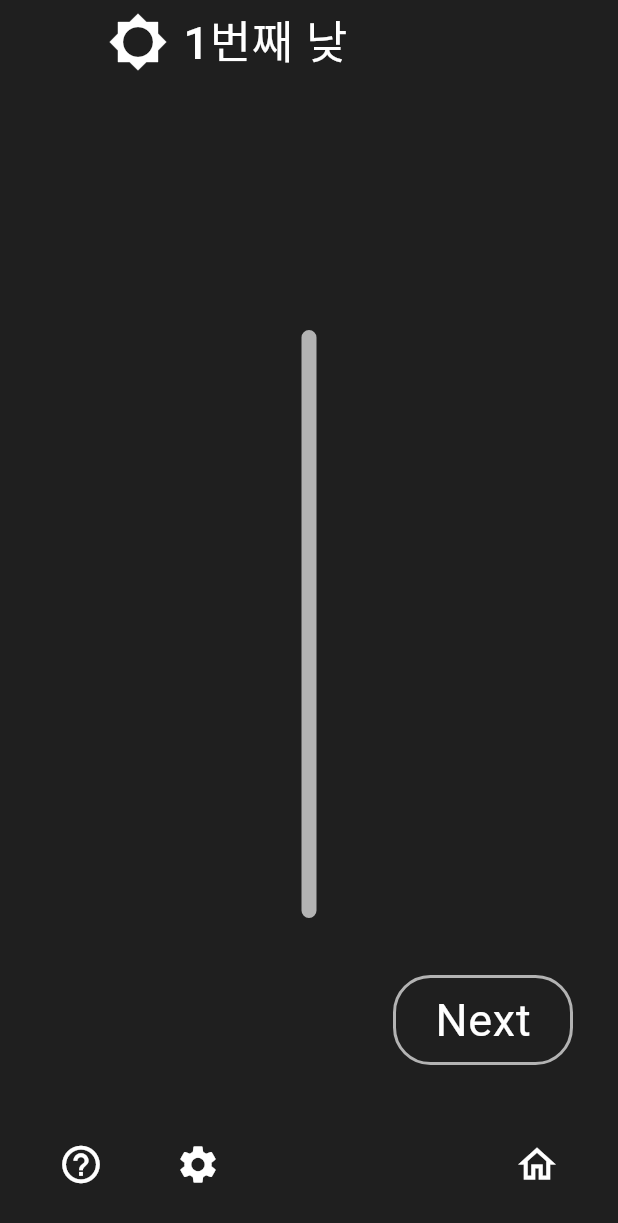
After one commit to HunterYim/MafiaGame_flutter, a Flutter app: the DayTimeScreen screen opened directly, on a phone screen of 412 x 824 dp. The commit adds this screen. Shown: the top 1223 px of the screen. Run offline on Flutter 3.47's test engine with Material 3 defaults, Android fonts, the phone set to English and light mode, and no system bars; our stand-ins replace font_awesome_flutter, google_fonts.

Commit message:
밤, 낮 스크린 생성, 구현 시작 / 일부 직업 아이콘 수정

```diff
--- a/lib/memo.txt
+++ b/lib/memo.txt
@@ -6,6 +6,8 @@
     (3) 음성을 활용해 직업 확인, 능력 사용 등 순서 확인: '레지스탕스 아발론' 녹음 영상
 
     (4) 게임 진행에 대한 내용 확인 필요
+
+    (5) 게임 내용 소개나 설명 중요함, 카카오톡 공유 등으로 설명 이미지 파일 공유?
 
 
 2. 구현해야하는 기능
--- a/lib/models/spy_team_player.dart
+++ b/lib/models/spy_team_player.dart
@@ -1,11 +1,14 @@
+import 'package:flutter/material.dart';
 import 'package:mafiagame/models/game_player.dart';
 
 class SpyTeamPlayer extends GamePlayer {
   SpyTeamPlayer({
     required super.name,
     required super.job,
+    required super.jobIcon,
     super.isSpyTeam = true,
     super.team = '간첩 팀',
+    required super.abilityText,
   });
 }
 
@@ -13,5 +16,7 @@ class Spy extends SpyTeamPlayer {
   Spy({
     required super.name,
     super.job = '간첩',
+    super.abilityText = '포섭할 대상을 선택하세요',
+    super.jobIcon = Icons.import_contacts,
   });
 }
--- /dev/null
+++ b/lib/screens/day_time_screen.dart
@@ -0,0 +1,174 @@
+import 'package:flutter/material.dart';
+import 'package:mafiagame/screens/home_screen.dart';
+import 'package:mafiagame/widget/home_button_widget.dart';
+import 'package:mafiagame/widget/setting_bar_widget.dart';
+
+class DayTimeScreen extends StatefulWidget {
+  const DayTimeScreen({
+    super.key,
+  });
+
+  @override
+  State<DayTimeScreen> createState() => _DayScreenState();
+}
+
+class _DayScreenState extends State<DayTimeScreen> {
+  int day = 1;
+
+  late String playerTeam;
+  Map<String, dynamic> playerInstances = {};
+
+  @override
+  void initState() {
+    super.initState();
+  }
+
+  @override
+  Widget build(BuildContext context) {
+    return PopScope(
+      canPop: true,
+      child: Scaffold(
+        backgroundColor: Theme.of(context).scaffoldBackgroundColor,
+        appBar: AppBar(
+          foregroundColor: Theme.of(context).textTheme.headlineLarge!.color,
+          backgroundColor: Theme.of(context).scaffoldBackgroundColor,
+          leading: Container(),
+          title: Row(
+            children: [
+              Icon(
+                Icons.brightness_5,
+                size: 40,
+                color: Theme.of(context).cardColor,
+              ),
+              SizedBox(
+                width: 10,
+              ),
+              Text(
+                '$day번째 낮',
+                style: Theme.of(context).textTheme.labelSmall,
+              ),
+            ],
+          ),
+        ),
+        body: Padding(
+          padding: const EdgeInsets.symmetric(horizontal: 30),
+          child: Column(
+            children: [
+              // 안내 문구 sector
+              Flexible(
+                flex: 3,
+                child: Column(
+                  mainAxisAlignment: MainAxisAlignment.end,
+                  children: [],
+                ),
+              ),
+              // 직업 확인 sector
+              Flexible(
+                flex: 9,
+                child: Container(
+                  margin: EdgeInsets.symmetric(vertical: 20),
+                  decoration: BoxDecoration(
+                    border: Border.all(
+                        width: 5, color: Theme.of(context).canvasColor),
+                    borderRadius: BorderRadius.circular(20),
+                    color: Theme.of(context).canvasColor,
+                  ),
+                  child: Column(
+                    mainAxisAlignment: MainAxisAlignment.center,
+                    children: [],
+                  ),
+                ),
+              ),
+              // 버튼 sector
+              Flexible(
+                flex: 2,
+                child: Row(
+                  mainAxisAlignment: MainAxisAlignment.end,
+                  children: [
+                    Column(
+                      mainAxisAlignment: MainAxisAlignment.center,
+                      children: [
+                        Container(
+                          width: 120,
+                          height: 60,
+                          decoration: BoxDecoration(
+                            border: Border.all(
+                              width: 2,
+                              color: Theme.of(context).canvasColor,
+                            ),
+                            borderRadius: BorderRadius.circular(25),
+                            color: Theme.of(context).scaffoldBackgroundColor,
+                          ),
+                          child: TextButton(
+                            onPressed: () {
+                              Navigator.push(
+                                context,
+                                PageRouteBuilder(
+                                    transitionsBuilder: (context, animation,
+                                        secondaryAnimation, child) {
+                                      var begin = const Offset(1.0, 0.0);
+                                      var end = Offset.zero;
+                                      var curve = Curves.ease;
+                                      var tween = Tween(begin: begin, end: end)
+                                          .chain(CurveTween(curve: curve));
+                                      return SlideTransition(
+                                        position: animation.drive(tween),
+                                        child: child,
+                                      );
+                                    },
+                                    pageBuilder: (context, animation,
+                                            secondaryAnimation) =>
+                                        HomeScreen()),
+                              );
+                            },
+                            child: Row(
+                              mainAxisAlignment: MainAxisAlignment.center,
+                              children: [
+                                Text(
+                                  'Next',
+                                  style: Theme.of(context).textTheme.bodyLarge,
+                                ),
+                              ],
+                            ),
+                          ),
+                        ),
+                      ],
+                    ),
+                  ],
+                ),
+              ),
+              // 설명, 세팅 sector
+              Flexible(
+                flex: 2,
+                child: Row(
+                  children: [
+                    Expanded(
+                      child: Container(
+                        decoration: BoxDecoration(
+                          color: Theme.of(context).scaffoldBackgroundColor,
+                        ),
+                        child: Column(
+                          mainAxisAlignment: MainAxisAlignment.center,
+                          crossAxisAlignment: CrossAxisAlignment.end,
+                          children: [
+                            Row(
+                              mainAxisAlignment: MainAxisAlignment.spaceBetween,
+                              children: [
+                                SettingBarWidget(),
+                                HomeButtonWidget(),
+                              ],
+                            ),
+                          ],
+                        ),
+                      ),
+                    ),
+                  ],
+                ),
+              ),
+            ],
+          ),
+        ),
+      ),
+    );
+  }
+}
--- a/pubspec.yaml
+++ b/pubspec.yaml
@@ -35,6 +35,9 @@ dependencies:
   # Use with the CupertinoIcons class for iOS style icons.
   cupertino_icons: ^1.0.8
   google_fonts: ^6.2.1
+  font_awesome_flutter: ^10.8.0
+  material_design_icons_flutter: ^7.0.7296
+  line_icons: ^2.0.3
 
 dev_dependencies:
   flutter_test:
```
Also changed, not shown: lib/models/citizen_team_player.dart (+32 -0 lines), lib/models/game_player.dart (+6 -1 lines), lib/models/mafia_team_player.dart (+15 -0 lines), lib/screens/night_time_screen.dart (added, +290 -0 lines), lib/screens/setup_job_screen.dart (+18 -13 lines), pubspec.lock.
